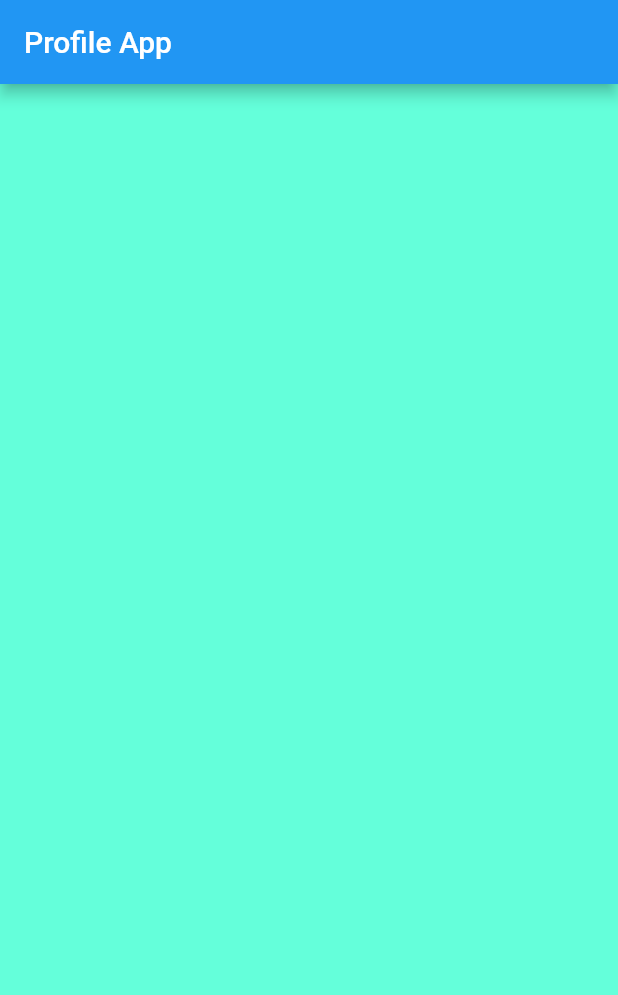
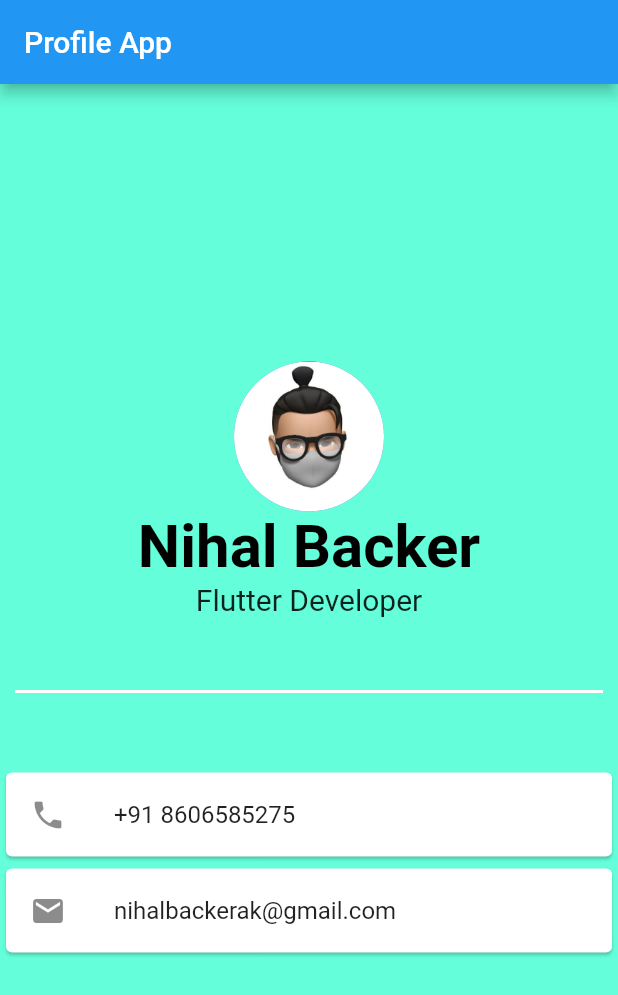
Before and after one commit to Nihalbacker/profile2, a Flutter app: the screen it shows after launch, on a phone screen of 412 x 824 dp. Shown: the top 995 px of the screen. Run offline on Flutter 3.47's test engine with Material 2 defaults, Android fonts, the phone set to English and light mode, and no system bars.

Commit message:
second commit

```diff
--- a/lib/Screens/FirstPage.dart
+++ b/lib/Screens/FirstPage.dart
@@ -7,11 +7,47 @@ class FirstPage extends StatelessWidget {
   Widget build(BuildContext context) {
     return Scaffold(
         backgroundColor: Colors.tealAccent,
-        appBar: AppBar(title: Text('Profile App'),
+        appBar: AppBar(
+          title: Text('Profile App'),
         ),
         body: Column(
-
-    )
-    );
+          mainAxisAlignment: MainAxisAlignment.center,
+          children: [
+            Center(
+              child: CircleAvatar(
+                  radius: 50, backgroundImage: AssetImage("Images/image.jpg")),
+            ),
+            Text(
+              "Nihal Backer",
+              style: TextStyle(
+                  fontWeight: FontWeight.bold,
+                  fontSize: 40,
+                  color: Colors.black),
+            ),
+            Text(
+              "Flutter Developer",
+              style: TextStyle(fontSize: 20),
+            ),
+            Divider(
+              height: 100,
+              color: Colors.white,
+              thickness: 2,
+              indent: 10,
+              endIndent: 10,
+            ),
+            Card(
+              child: ListTile(
+                leading: Icon(Icons.phone),
+                title: Text('+91 8606585275'),
+              ),
+            ),
+            Card(
+              child: ListTile(
+                leading: Icon(Icons.email),
+                title: Text('nihalbackerak@gmail.com'),
+              ),
+            ),
+          ],
+        ));
   }
 }
```
Also changed, not shown: pubspec.yaml (+6 -6 lines), Images/image.jpg (added).
